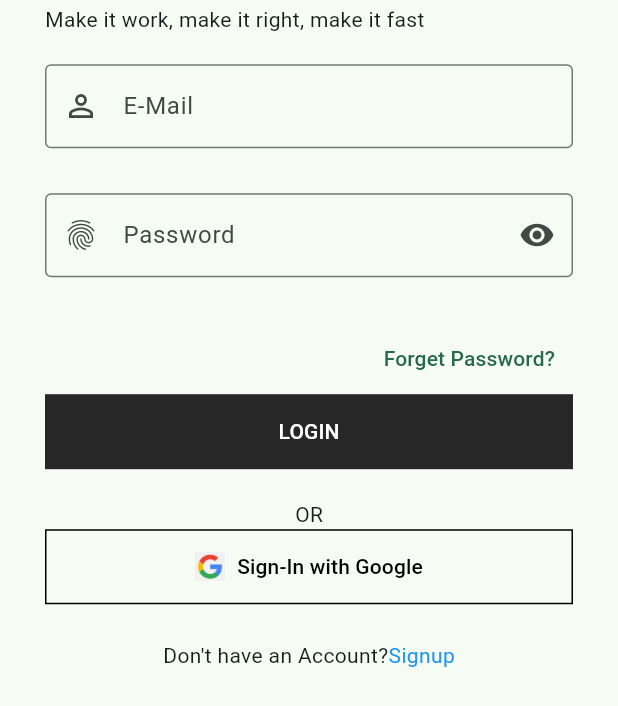
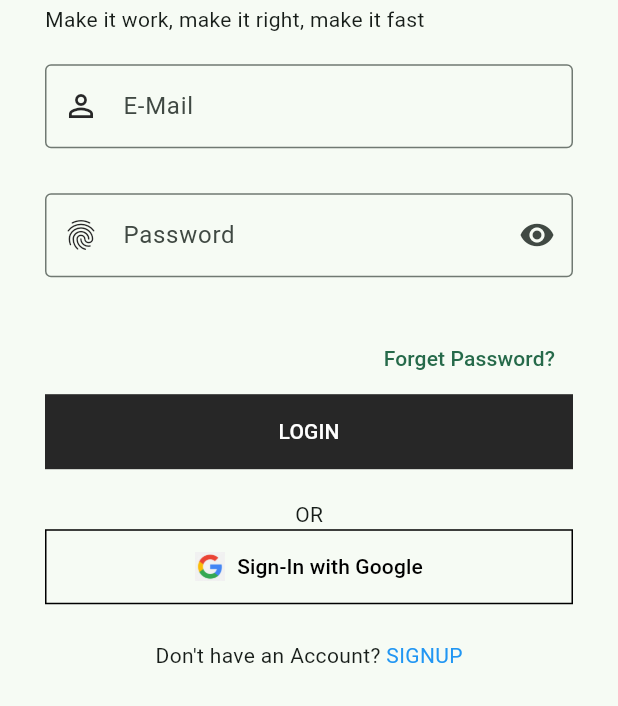
Before and after one commit to rizkysaid/login_app, a Flutter app: the LoginScreen screen opened directly, on a phone screen of 412 x 824 dp. Shown: the part 342-1048 px from the top of the screen. Run offline on Flutter 3.47's test engine with Material 2 defaults, Android fonts, the phone set to English and light mode, and no system bars; our stand-ins replace firebase_core, flutter_otp_text_field, get, google_fonts, liquid_swipe, smooth_page_indicator; accounts and stored records are empty.

Commit message:
sign up screen done

```diff
--- a/lib/src/features/authentication/screens/forget_password/forget_password_mail/forget_password_mail.dart
+++ b/lib/src/features/authentication/screens/forget_password/forget_password_mail/forget_password_mail.dart
@@ -4,7 +4,7 @@ import 'package:login_app/src/constants/image_strings.dart';
 import 'package:login_app/src/constants/sizes.dart';
 import 'package:login_app/src/constants/text_strings.dart';
 import 'package:login_app/src/features/authentication/screens/forget_password/forget_password_otp/otp_screen.dart';
-import 'package:login_app/src/features/authentication/screens/login/form_header_widget.dart';
+import 'package:login_app/src/common_widgets/form/form_header_widget.dart';
 
 class ForgetPasswordMailScreen extends StatelessWidget {
   const ForgetPasswordMailScreen({super.key});
--- a/lib/src/features/authentication/screens/login/login_screen.dart
+++ b/lib/src/features/authentication/screens/login/login_screen.dart
@@ -1,26 +1,25 @@
 import 'package:flutter/material.dart';
 import 'package:login_app/src/constants/sizes.dart';
-import 'package:login_app/src/features/authentication/screens/login/login_footer_widget.dart';
-import 'package:login_app/src/features/authentication/screens/login/login_form_widget.dart';
-import 'package:login_app/src/features/authentication/screens/login/login_header_widget.dart';
+import 'package:login_app/src/features/authentication/screens/login/widget/login_footer_widget.dart';
+import 'package:login_app/src/features/authentication/screens/login/widget/login_form_widget.dart';
+import 'package:login_app/src/features/authentication/screens/login/widget/login_header_widget.dart';
 
 class LoginScreen extends StatelessWidget {
   const LoginScreen({super.key});
 
   @override
   Widget build(BuildContext context) {
-    final size = MediaQuery.of(context).size;
     return SafeArea(
       child: Scaffold(
         body: SingleChildScrollView(
           child: Container(
             padding: const EdgeInsets.all(defaultSize),
-            child: Column(
+            child: const Column(
               crossAxisAlignment: CrossAxisAlignment.start,
-              children: [
-                LoginHeaderWidget(size: size),
-                const LoginForm(),
-                const LoginFooterWidget()
+              children:  [
+                LoginHeaderWidget(),
+                LoginForm(),
+                LoginFooterWidget()
               ],
             ),
           ),
--- a/lib/src/features/authentication/screens/login/login_footer_widget.dart
+++ b/lib/src/features/authentication/screens/login/widget/login_footer_widget.dart
@@ -1,7 +1,9 @@
 import 'package:flutter/material.dart';
+import 'package:get/get.dart';
 import 'package:login_app/src/constants/image_strings.dart';
 import 'package:login_app/src/constants/sizes.dart';
 import 'package:login_app/src/constants/text_strings.dart';
+import 'package:login_app/src/features/authentication/screens/signup/signup_screen.dart';
 
 class LoginFooterWidget extends StatelessWidget {
   const LoginFooterWidget({
@@ -25,15 +27,17 @@ class LoginFooterWidget extends StatelessWidget {
         ),
         const SizedBox(height: formHeight - 20),
         TextButton(
-          onPressed: () {},
+          onPressed: () {
+            Get.to(const SignUpScreen());
+          },
           child: Text.rich(
             TextSpan(
               text: dontHaveAnAccount,
               style: Theme.of(context).textTheme.bodyMedium,
-              children: const [
+              children: [
                 TextSpan(
-                  text: signup,
-                  style: TextStyle(color: Colors.blue),
+                  text: signup.toUpperCase(),
+                  style: const TextStyle(color: Colors.blue),
                 ),
               ],
             ),
--- a/lib/src/features/authentication/screens/login/login_header_widget.dart
+++ b/lib/src/features/authentication/screens/login/widget/login_header_widget.dart
@@ -5,13 +5,12 @@ import 'package:login_app/src/constants/text_strings.dart';
 class LoginHeaderWidget extends StatelessWidget {
   const LoginHeaderWidget({
     super.key,
-    required this.size,
   });
-
-  final Size size;
 
   @override
   Widget build(BuildContext context) {
+    final size = MediaQuery.of(context).size;
+
     return Column(
       crossAxisAlignment: CrossAxisAlignment.start,
       children: [
--- a/lib/src/features/authentication/screens/welcome/welcome_screen.dart
+++ b/lib/src/features/authentication/screens/welcome/welcome_screen.dart
@@ -7,7 +7,7 @@ import 'package:login_app/src/constants/colors.dart';
 import 'package:login_app/src/constants/image_strings.dart';
 import 'package:login_app/src/constants/text_strings.dart';
 import 'package:login_app/src/features/authentication/screens/login/login_screen.dart';
-import 'package:login_app/src/features/authentication/screens/on_boarding/on_boarding_screen.dart';
+import 'package:login_app/src/features/authentication/screens/signup/signup_screen.dart';
 
 class WelcomeScreen extends StatelessWidget {
   const WelcomeScreen({super.key});
@@ -80,7 +80,7 @@ class WelcomeScreen extends StatelessWidget {
                           Expanded(
                               child: ElevatedButton(
                               onPressed: () {
-                                Get.offAll(const OnBoardingScreen());
+                                Get.to(const SignUpScreen());
                               },
                               child: Text(signup.toUpperCase()),
                             ),
--- a/lib/src/utils/theme/theme.dart
+++ b/lib/src/utils/theme/theme.dart
@@ -1,6 +1,7 @@
 import 'package:flutter/material.dart';
 import 'package:login_app/src/utils/theme/widget_themes/elevated_button_theme.dart';
 import 'package:login_app/src/utils/theme/widget_themes/outlined_button_theme.dart';
+import 'package:login_app/src/utils/theme/widget_themes/text_field_theme.dart';
 import 'package:login_app/src/utils/theme/widget_themes/text_theme.dart';
 
 class MyAppTheme{
@@ -14,6 +15,7 @@ class MyAppTheme{
     textTheme: MyTextTheme.lightTextTheme,
     outlinedButtonTheme: MyOutlinedButtonTheme.lightOutlinedButtonTheme,
     elevatedButtonTheme: MyElevatedButtonTheme.lightElevatedButtonTheme,
+    inputDecorationTheme: MyTextFormFieldTheme.lightInputDecorationTheme,
   );
 
   static ThemeData darkTheme = ThemeData(
@@ -22,5 +24,6 @@ class MyAppTheme{
     textTheme: MyTextTheme.darkTextTheme,
     outlinedButtonTheme: MyOutlinedButtonTheme.darkOutlinedButtonTheme,
     elevatedButtonTheme: MyElevatedButtonTheme.darkElevatedButtonTheme,
+    inputDecorationTheme: MyTextFormFieldTheme.darkInputDecorationTheme,
   );
 }
--- /dev/null
+++ b/lib/src/utils/theme/widget_themes/text_field_theme.dart
@@ -0,0 +1,34 @@
+import 'package:flutter/material.dart';
+import 'package:login_app/src/constants/colors.dart';
+
+class MyTextFormFieldTheme{
+  MyTextFormFieldTheme._();
+
+  static InputDecorationTheme lightInputDecorationTheme =
+      const InputDecorationTheme(
+        border: OutlineInputBorder(),
+        prefixIconColor: secondaryColor,
+        floatingLabelStyle: TextStyle(color: secondaryColor),
+        focusedBorder: OutlineInputBorder(
+          borderSide: BorderSide(
+            width: 2.0,
+            color: secondaryColor,
+          ),
+        )
+      );
+
+   static InputDecorationTheme darkInputDecorationTheme =
+        const InputDecorationTheme(
+          border: OutlineInputBorder(),
+          prefixIconColor: primaryColor,
+          floatingLabelStyle: TextStyle(color: primaryColor),
+          focusedBorder: OutlineInputBorder(
+            borderSide: BorderSide(
+              width: 2.0,
+              color: primaryColor,
+            ),
+          )
+        );
+
+
+}
```
Also changed, not shown: lib/src/constants/text_strings.dart (+6 -3 lines), lib/src/features/authentication/screens/signup/signup_screen.dart (added, +63 -0 lines), lib/src/features/authentication/screens/signup/widget/signup_form_widget.dart (added, +58 -0 lines), lib/src/common_widgets/form/form_header_widget.dart (renamed from lib/src/features/authentication/screens/login/form_header_widget.dart), lib/src/features/authentication/screens/login/widget/login_form_widget.dart (renamed from lib/src/features/authentication/screens/login/login_form_widget.dart), 1 other file.
